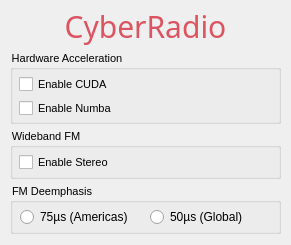
This is src/main/resources/base/settingswindow.ui in luigifcruz/CyberRadio as Qt 5 draws it before an edit. The edited form follows.
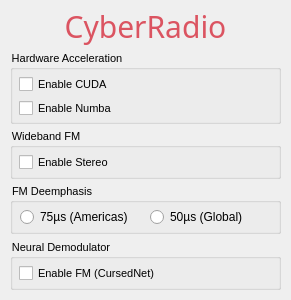
This is the edited form.

What changed in the file:
```diff
--- a/src/main/resources/base/settingswindow.ui
+++ b/src/main/resources/base/settingswindow.ui
@@ -7,7 +7,7 @@
     <x>0</x>
     <y>0</y>
     <width>291</width>
-    <height>245</height>
+    <height>300</height>
    </rect>
   </property>
   <property name="sizePolicy">
@@ -19,13 +19,13 @@
   <property name="minimumSize">
    <size>
     <width>291</width>
-    <height>245</height>
+    <height>300</height>
    </size>
   </property>
   <property name="maximumSize">
    <size>
     <width>291</width>
-    <height>245</height>
+    <height>300</height>
    </size>
   </property>
   <property name="windowTitle">
@@ -190,6 +190,40 @@
     </property>
    </widget>
   </widget>
+  <widget class="QGroupBox" name="groupBox_4">
+   <property name="geometry">
+    <rect>
+     <x>10</x>
+     <y>239</y>
+     <width>271</width>
+     <height>51</height>
+    </rect>
+   </property>
+   <property name="font">
+    <font>
+     <pointsize>-1</pointsize>
+    </font>
+   </property>
+   <property name="styleSheet">
+    <string notr="true">font-size: 11px;</string>
+   </property>
+   <property name="title">
+    <string>Neural Demodulator</string>
+   </property>
+   <widget class="QCheckBox" name="cursedCbx">
+    <property name="geometry">
+     <rect>
+      <x>9</x>
+      <y>24</y>
+      <width>251</width>
+      <height>20</height>
+     </rect>
+    </property>
+    <property name="text">
+     <string>Enable FM (CursedNet)</string>
+    </property>
+   </widget>
+  </widget>
  </widget>
  <resources/>
  <connections/>
```
